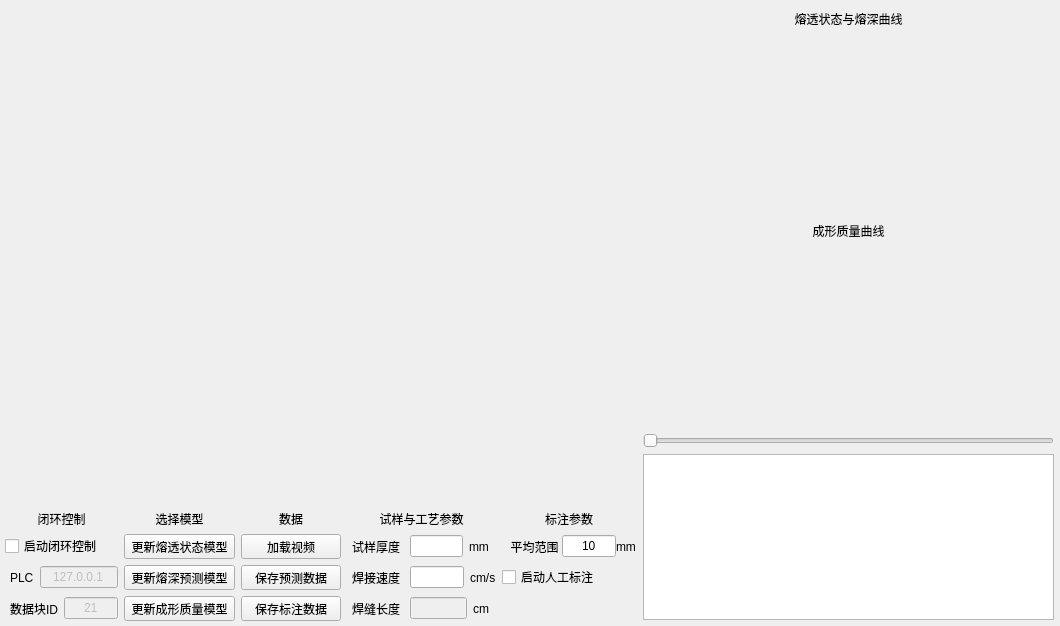
First picture: the form in src/CameraSample/Widgets/ImageResult.ui, repository weinaike/camera, before the edit.
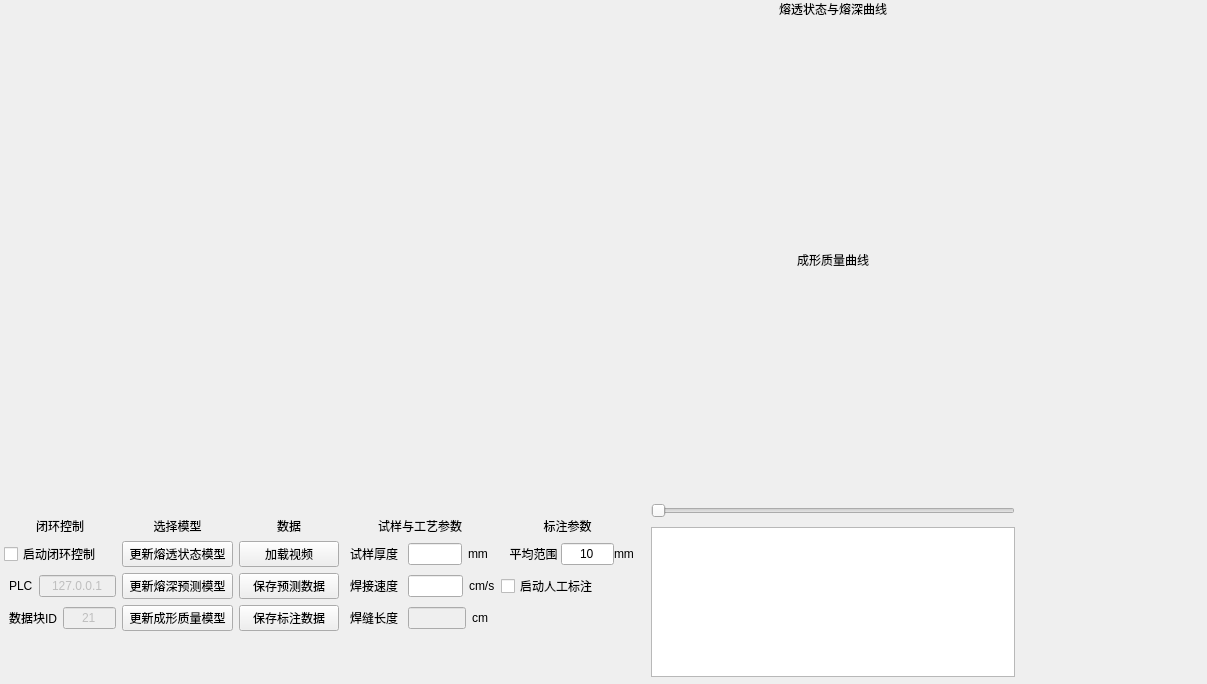
Second picture: the form after the edit. Custom widgets are drawn as their Qt base class.

Commit message: 调整界面布局

Diff of the .ui file:
```diff
--- a/src/CameraSample/Widgets/ImageResult.ui
+++ b/src/CameraSample/Widgets/ImageResult.ui
@@ -6,8 +6,8 @@
    <rect>
     <x>0</x>
     <y>0</y>
-    <width>1060</width>
-    <height>626</height>
+    <width>1207</width>
+    <height>684</height>
    </rect>
   </property>
   <property name="sizePolicy">
@@ -19,178 +19,51 @@
   <property name="windowTitle">
    <string>Form</string>
   </property>
-  <widget class="QWidget" name="verticalLayoutWidget_3">
-   <property name="geometry">
-    <rect>
-     <x>643</x>
-     <y>-1</y>
-     <width>411</width>
-     <height>621</height>
-    </rect>
-   </property>
-   <layout class="QVBoxLayout" name="verticalLayout">
-    <property name="spacing">
-     <number>6</number>
-    </property>
-    <property name="leftMargin">
-     <number>0</number>
-    </property>
-    <property name="topMargin">
-     <number>10</number>
-    </property>
-    <item>
-     <widget class="QLabel" name="label">
-      <property name="minimumSize">
-       <size>
-        <width>0</width>
-        <height>20</height>
-       </size>
-      </property>
-      <property name="maximumSize">
-       <size>
-        <width>600</width>
-        <height>20</height>
-       </size>
-      </property>
-      <property name="text">
-       <string>熔透状态与熔深曲线</string>
-      </property>
-      <property name="alignment">
-       <set>Qt::AlignCenter</set>
-      </property>
-     </widget>
-    </item>
-    <item>
-     <widget class="QWidget" name="depthContainer" native="true">
-      <property name="minimumSize">
-       <size>
-        <width>200</width>
-        <height>180</height>
-       </size>
-      </property>
-      <property name="maximumSize">
-       <size>
-        <width>640</width>
-        <height>300</height>
-       </size>
-      </property>
-      <property name="autoFillBackground">
-       <bool>true</bool>
-      </property>
-     </widget>
-    </item>
-    <item>
-     <widget class="QLabel" name="label_2">
-      <property name="minimumSize">
-       <size>
-        <width>0</width>
-        <height>20</height>
-       </size>
-      </property>
-      <property name="maximumSize">
-       <size>
-        <width>600</width>
-        <height>20</height>
-       </size>
-      </property>
-      <property name="text">
-       <string>成形质量曲线</string>
-      </property>
-      <property name="alignment">
-       <set>Qt::AlignCenter</set>
-      </property>
-     </widget>
-    </item>
-    <item>
-     <widget class="QWidget" name="statusContainer" native="true">
-      <property name="minimumSize">
-       <size>
-        <width>0</width>
-        <height>180</height>
-       </size>
-      </property>
-      <property name="maximumSize">
-       <size>
-        <width>640</width>
-        <height>300</height>
-       </size>
-      </property>
-      <property name="autoFillBackground">
-       <bool>true</bool>
-      </property>
-     </widget>
-    </item>
-    <item>
-     <widget class="QSlider" name="horizontalSlider">
-      <property name="maximumSize">
-       <size>
-        <width>16777215</width>
-        <height>20</height>
-       </size>
-      </property>
-      <property name="orientation">
-       <enum>Qt::Horizontal</enum>
-      </property>
-     </widget>
-    </item>
-    <item>
-     <widget class="QTableView" name="resultTable">
-      <property name="enabled">
-       <bool>true</bool>
-      </property>
-      <property name="minimumSize">
-       <size>
-        <width>0</width>
-        <height>0</height>
-       </size>
-      </property>
-      <property name="maximumSize">
-       <size>
-        <width>6000</width>
-        <height>1000</height>
-       </size>
-      </property>
-      <property name="toolTip">
-       <string>&lt;html&gt;&lt;head/&gt;&lt;body&gt;&lt;p&gt;熔透状态：1: 未透， 2：正常熔透， 3：过熔透， 4：其它（无信号）&lt;/p&gt;&lt;p&gt;熔深：单位（um）（未熔透状态下数据有效）&lt;/p&gt;&lt;p&gt;成形质量：不合格（&amp;lt;50）, 中等( 50-70) ,  良好(70-90)，优质(&amp;gt;90)&lt;br/&gt;&lt;/p&gt;&lt;/body&gt;&lt;/html&gt;</string>
-      </property>
-      <property name="layoutDirection">
-       <enum>Qt::LeftToRight</enum>
-      </property>
-      <property name="frameShape">
-       <enum>QFrame::StyledPanel</enum>
-      </property>
-      <property name="sizeAdjustPolicy">
-       <enum>QAbstractScrollArea::AdjustToContentsOnFirstShow</enum>
-      </property>
-      <property name="autoScroll">
-       <bool>true</bool>
-      </property>
-      <attribute name="horizontalHeaderDefaultSectionSize">
-       <number>90</number>
-      </attribute>
-      <attribute name="verticalHeaderDefaultSectionSize">
-       <number>32</number>
-      </attribute>
-     </widget>
-    </item>
-   </layout>
-  </widget>
   <widget class="QWidget" name="horizontalLayoutWidget">
    <property name="geometry">
     <rect>
      <x>-1</x>
      <y>-1</y>
-     <width>641</width>
-     <height>511</height>
+     <width>1211</width>
+     <height>691</height>
     </rect>
    </property>
-   <layout class="QHBoxLayout" name="horizontalLayout">
+   <layout class="QHBoxLayout" name="horizontalLayout" stretch="50,50">
+    <property name="spacing">
+     <number>6</number>
+    </property>
+    <property name="sizeConstraint">
+     <enum>QLayout::SetFixedSize</enum>
+    </property>
+    <property name="leftMargin">
+     <number>0</number>
+    </property>
+    <property name="topMargin">
+     <number>0</number>
+    </property>
+    <property name="rightMargin">
+     <number>6</number>
+    </property>
+    <property name="bottomMargin">
+     <number>6</number>
+    </property>
+    <item>
+     <layout class="QVBoxLayout" name="verticalLayout_2" stretch="0,0,0">
+      <property name="sizeConstraint">
+       <enum>QLayout::SetDefaultConstraint</enum>
+      </property>
+      <property name="rightMargin">
+       <number>6</number>
+      </property>
+      <property name="bottomMargin">
+       <number>6</number>
+      </property>
     <item>
      <widget class="CustomLabel" name="showImage" native="true">
       <property name="minimumSize">
        <size>
-        <width>320</width>
-        <height>240</height>
+          <width>640</width>
+          <height>512</height>
        </size>
       </property>
       <property name="maximumSize">
@@ -216,20 +89,10 @@
       </property>
      </widget>
     </item>
-   </layout>
-  </widget>
-  <widget class="QWidget" name="gridLayoutWidget">
-   <property name="geometry">
-    <rect>
-     <x>0</x>
-     <y>510</y>
-     <width>641</width>
-     <height>111</height>
-    </rect>
-   </property>
+      <item>
    <layout class="QGridLayout" name="gridLayout_2">
     <property name="sizeConstraint">
-     <enum>QLayout::SetDefaultConstraint</enum>
+         <enum>QLayout::SetFixedSize</enum>
     </property>
     <property name="leftMargin">
      <number>5</number>
@@ -247,13 +110,40 @@
       </property>
      </widget>
     </item>
-    <item row="2" column="2">
-     <widget class="QPushButton" name="save_predict_result">
+        <item row="1" column="0">
+         <widget class="QCheckBox" name="checkBox_control">
       <property name="text">
-       <string>   保存预测数据   </string>
+           <string>启动闭环控制</string>
       </property>
      </widget>
     </item>
+        <item row="2" column="0">
+         <layout class="QHBoxLayout" name="horizontalLayout_6">
+          <property name="leftMargin">
+           <number>5</number>
+          </property>
+          <item>
+           <widget class="QLabel" name="label_16">
+            <property name="text">
+             <string>PLC</string>
+            </property>
+           </widget>
+          </item>
+          <item>
+           <widget class="QLineEdit" name="lineEdit_ip">
+            <property name="enabled">
+             <bool>false</bool>
+            </property>
+            <property name="text">
+             <string>127.0.0.1</string>
+            </property>
+            <property name="alignment">
+             <set>Qt::AlignCenter</set>
+            </property>
+           </widget>
+          </item>
+         </layout>
+        </item>
     <item row="1" column="1">
      <widget class="QPushButton" name="load_status_model">
       <property name="text">
@@ -295,13 +185,68 @@
       </item>
      </layout>
     </item>
-    <item row="0" column="4">
-     <widget class="QLabel" name="label_15">
+        <item row="2" column="3">
+         <layout class="QHBoxLayout" name="horizontalLayout_3">
+          <property name="leftMargin">
+           <number>5</number>
+          </property>
+          <item>
+           <widget class="QLabel" name="label_10">
       <property name="text">
-       <string>标注参数</string>
-      </property>
+             <string>焊接速度 </string>
+            </property>
+           </widget>
+          </item>
+          <item>
+           <widget class="QLineEdit" name="lineEdit_speed">
+            <property name="maximumSize">
+             <size>
+              <width>16777215</width>
+              <height>16777215</height>
+             </size>
+            </property>
       <property name="alignment">
        <set>Qt::AlignCenter</set>
+            </property>
+           </widget>
+          </item>
+          <item>
+           <widget class="QLabel" name="label_13">
+            <property name="text">
+             <string>cm/s</string>
+            </property>
+           </widget>
+          </item>
+         </layout>
+        </item>
+        <item row="3" column="1">
+         <widget class="QPushButton" name="load_quality_model">
+          <property name="text">
+           <string>更新成形质量模型</string>
+          </property>
+         </widget>
+        </item>
+        <item row="3" column="2">
+         <widget class="QPushButton" name="save_label_result">
+          <property name="text">
+           <string>保存标注数据</string>
+          </property>
+         </widget>
+        </item>
+        <item row="0" column="1">
+         <widget class="QLabel" name="label_4">
+          <property name="text">
+           <string>选择模型</string>
+          </property>
+          <property name="alignment">
+           <set>Qt::AlignCenter</set>
+          </property>
+         </widget>
+        </item>
+        <item row="2" column="2">
+         <widget class="QPushButton" name="save_predict_result">
+          <property name="text">
+           <string>   保存预测数据   </string>
       </property>
      </widget>
     </item>
@@ -339,6 +284,66 @@
       </item>
      </layout>
     </item>
+        <item row="2" column="4">
+         <widget class="QCheckBox" name="checkBox_label">
+          <property name="enabled">
+           <bool>true</bool>
+          </property>
+          <property name="layoutDirection">
+           <enum>Qt::LeftToRight</enum>
+          </property>
+          <property name="text">
+           <string>启动人工标注</string>
+          </property>
+          <property name="checkable">
+           <bool>true</bool>
+          </property>
+         </widget>
+        </item>
+        <item row="2" column="1">
+         <widget class="QPushButton" name="load_depth_model">
+          <property name="text">
+           <string>更新熔深预测模型</string>
+          </property>
+         </widget>
+        </item>
+        <item row="3" column="0">
+         <layout class="QHBoxLayout" name="horizontalLayout_7">
+          <property name="leftMargin">
+           <number>5</number>
+          </property>
+          <item>
+           <widget class="QLabel" name="label_17">
+            <property name="text">
+             <string>数据块ID</string>
+            </property>
+           </widget>
+          </item>
+          <item>
+           <widget class="QLineEdit" name="lineEdit_DB">
+            <property name="enabled">
+             <bool>false</bool>
+            </property>
+            <property name="text">
+             <string>21</string>
+            </property>
+            <property name="alignment">
+             <set>Qt::AlignCenter</set>
+            </property>
+           </widget>
+          </item>
+         </layout>
+        </item>
+        <item row="0" column="4">
+         <widget class="QLabel" name="label_15">
+          <property name="text">
+           <string>标注参数</string>
+          </property>
+          <property name="alignment">
+           <set>Qt::AlignCenter</set>
+          </property>
+         </widget>
+        </item>
     <item row="1" column="4">
      <layout class="QHBoxLayout" name="horizontalLayout_5">
       <property name="spacing">
@@ -382,71 +387,6 @@
       </item>
      </layout>
     </item>
-    <item row="2" column="3">
-     <layout class="QHBoxLayout" name="horizontalLayout_3">
-      <property name="leftMargin">
-       <number>5</number>
-      </property>
-      <item>
-       <widget class="QLabel" name="label_10">
-        <property name="text">
-         <string>焊接速度 </string>
-        </property>
-       </widget>
-      </item>
-      <item>
-       <widget class="QLineEdit" name="lineEdit_speed">
-        <property name="alignment">
-         <set>Qt::AlignCenter</set>
-        </property>
-       </widget>
-      </item>
-      <item>
-       <widget class="QLabel" name="label_13">
-        <property name="text">
-         <string>cm/s</string>
-        </property>
-       </widget>
-      </item>
-     </layout>
-    </item>
-    <item row="2" column="4">
-     <widget class="QCheckBox" name="checkBox_label">
-      <property name="enabled">
-       <bool>true</bool>
-      </property>
-      <property name="layoutDirection">
-       <enum>Qt::LeftToRight</enum>
-      </property>
-      <property name="text">
-       <string>启动人工标注</string>
-      </property>
-      <property name="checkable">
-       <bool>true</bool>
-      </property>
-     </widget>
-    </item>
-    <item row="2" column="1">
-     <widget class="QPushButton" name="load_depth_model">
-      <property name="text">
-       <string>更新熔深预测模型</string>
-      </property>
-     </widget>
-    </item>
-    <item row="3" column="1">
-     <widget class="QPushButton" name="load_quality_model">
-      <property name="text">
-       <string>更新成形质量模型</string>
-      </property>
-     </widget>
-    </item>
-    <item row="1" column="0">
-     <widget class="QCheckBox" name="checkBox_control">
-      <property name="text">
-       <string>启动闭环控制</string>
-      </property>
-     </widget>
-    </item>
     <item row="0" column="2">
      <widget class="QLabel" name="label_5">
       <property name="text">
@@ -457,16 +397,6 @@
       </property>
      </widget>
     </item>
-    <item row="0" column="1">
-     <widget class="QLabel" name="label_4">
-      <property name="text">
-       <string>选择模型</string>
-      </property>
-      <property name="alignment">
-       <set>Qt::AlignCenter</set>
-      </property>
-     </widget>
-    </item>
     <item row="0" column="0">
      <widget class="QLabel" name="label_3">
       <property name="autoFillBackground">
@@ -486,13 +416,6 @@
       </property>
      </widget>
     </item>
-    <item row="3" column="2">
-     <widget class="QPushButton" name="save_label_result">
-      <property name="text">
-       <string>保存标注数据</string>
-      </property>
-     </widget>
-    </item>
     <item row="0" column="3">
      <widget class="QLabel" name="label_8">
       <property name="text">
@@ -503,56 +426,158 @@
       </property>
      </widget>
     </item>
-    <item row="2" column="0">
-     <layout class="QHBoxLayout" name="horizontalLayout_6">
-      <property name="leftMargin">
-       <number>5</number>
-      </property>
+       </layout>
+      </item>
+      <item>
+       <spacer name="verticalSpacer">
+        <property name="orientation">
+         <enum>Qt::Vertical</enum>
+        </property>
+        <property name="sizeHint" stdset="0">
+         <size>
+          <width>20</width>
+          <height>40</height>
+         </size>
+        </property>
+       </spacer>
+      </item>
+     </layout>
+    </item>
       <item>
-       <widget class="QLabel" name="label_16">
+     <layout class="QVBoxLayout" name="verticalLayout_3">
+      <item>
+       <widget class="QLabel" name="label">
+        <property name="minimumSize">
+         <size>
+          <width>0</width>
+          <height>20</height>
+         </size>
+        </property>
+        <property name="maximumSize">
+         <size>
+          <width>3000</width>
+          <height>20</height>
+         </size>
+        </property>
         <property name="text">
-         <string>PLC</string>
+         <string>熔透状态与熔深曲线</string>
         </property>
+        <property name="alignment">
+         <set>Qt::AlignCenter</set>
+        </property>
        </widget>
       </item>
       <item>
-       <widget class="QLineEdit" name="lineEdit_ip">
-        <property name="enabled">
-         <bool>false</bool>
+       <widget class="QWidget" name="depthContainer" native="true">
+        <property name="minimumSize">
+         <size>
+          <width>200</width>
+          <height>180</height>
+         </size>
         </property>
+        <property name="maximumSize">
+         <size>
+          <width>3000</width>
+          <height>500</height>
+         </size>
+        </property>
+        <property name="autoFillBackground">
+         <bool>true</bool>
+        </property>
+       </widget>
+      </item>
+      <item>
+       <widget class="QLabel" name="label_2">
+        <property name="minimumSize">
+         <size>
+          <width>0</width>
+          <height>20</height>
+         </size>
+        </property>
+        <property name="maximumSize">
+         <size>
+          <width>3000</width>
+          <height>20</height>
+         </size>
+        </property>
         <property name="text">
-         <string>127.0.0.1</string>
+         <string>成形质量曲线</string>
         </property>
         <property name="alignment">
          <set>Qt::AlignCenter</set>
         </property>
        </widget>
       </item>
-     </layout>
-    </item>
-    <item row="3" column="0">
-     <layout class="QHBoxLayout" name="horizontalLayout_7">
-      <property name="leftMargin">
-       <number>5</number>
-      </property>
+      <item>
+       <widget class="QWidget" name="statusContainer" native="true">
+        <property name="minimumSize">
+         <size>
+          <width>0</width>
+          <height>180</height>
+         </size>
+        </property>
+        <property name="maximumSize">
+         <size>
+          <width>3000</width>
+          <height>500</height>
+         </size>
+        </property>
+        <property name="autoFillBackground">
+         <bool>true</bool>
+        </property>
+       </widget>
+      </item>
       <item>
-       <widget class="QLabel" name="label_17">
-        <property name="text">
-         <string>数据块ID</string>
+       <widget class="QSlider" name="horizontalSlider">
+        <property name="maximumSize">
+         <size>
+          <width>16777215</width>
+          <height>20</height>
+         </size>
         </property>
+        <property name="orientation">
+         <enum>Qt::Horizontal</enum>
+        </property>
        </widget>
       </item>
       <item>
-       <widget class="QLineEdit" name="lineEdit_DB">
+       <widget class="QTableView" name="resultTable">
         <property name="enabled">
-         <bool>false</bool>
+         <bool>true</bool>
         </property>
-        <property name="text">
-         <string>21</string>
+        <property name="minimumSize">
+         <size>
+          <width>0</width>
+          <height>0</height>
+         </size>
         </property>
-        <property name="alignment">
-         <set>Qt::AlignCenter</set>
+        <property name="maximumSize">
+         <size>
+          <width>6000</width>
+          <height>150</height>
+         </size>
         </property>
+        <property name="toolTip">
+         <string>&lt;html&gt;&lt;head/&gt;&lt;body&gt;&lt;p&gt;熔透状态：1: 未透， 2：正常熔透， 3：过熔透， 4：其它（无信号）&lt;/p&gt;&lt;p&gt;熔深：单位（um）（未熔透状态下数据有效）&lt;/p&gt;&lt;p&gt;成形质量：不合格（&amp;lt;50）, 中等( 50-70) ,  良好(70-90)，优质(&amp;gt;90)&lt;br/&gt;&lt;/p&gt;&lt;/body&gt;&lt;/html&gt;</string>
+        </property>
+        <property name="layoutDirection">
+         <enum>Qt::LeftToRight</enum>
+        </property>
+        <property name="frameShape">
+         <enum>QFrame::StyledPanel</enum>
+        </property>
+        <property name="sizeAdjustPolicy">
+         <enum>QAbstractScrollArea::AdjustToContentsOnFirstShow</enum>
+        </property>
+        <property name="autoScroll">
+         <bool>true</bool>
+        </property>
+        <attribute name="horizontalHeaderDefaultSectionSize">
+         <number>90</number>
+        </attribute>
+        <attribute name="verticalHeaderDefaultSectionSize">
+         <number>32</number>
+        </attribute>
        </widget>
       </item>
      </layout>
```
Lines whose indentation alone changed are shown as unchanged. The commit also changes 1 other file.
